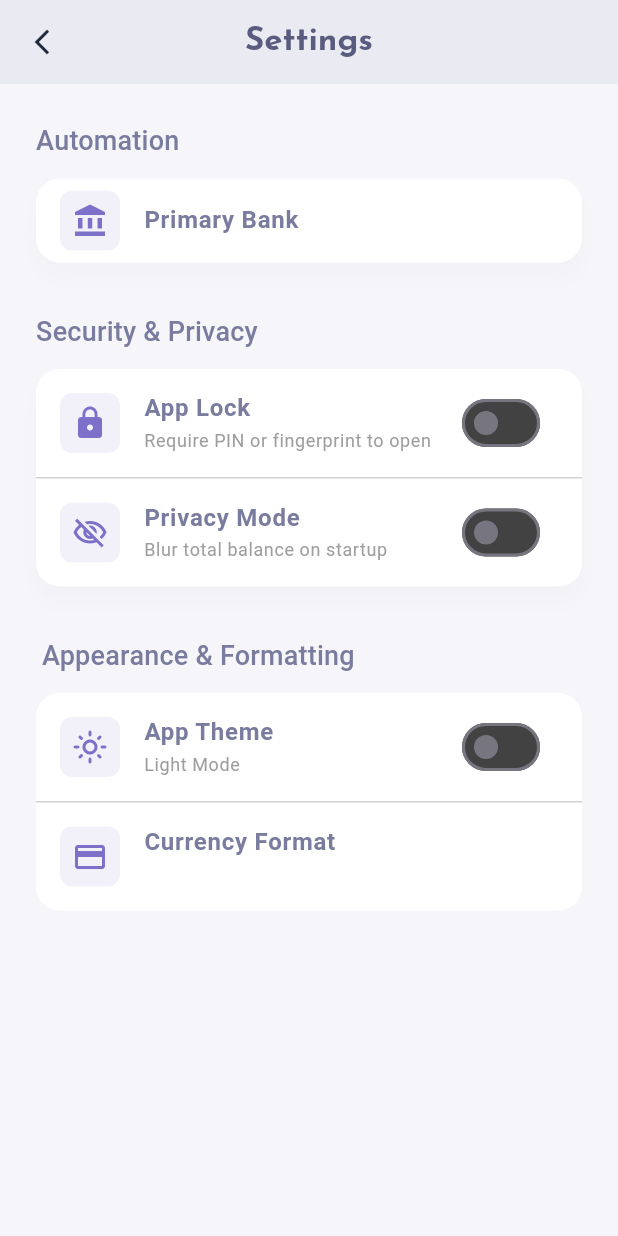
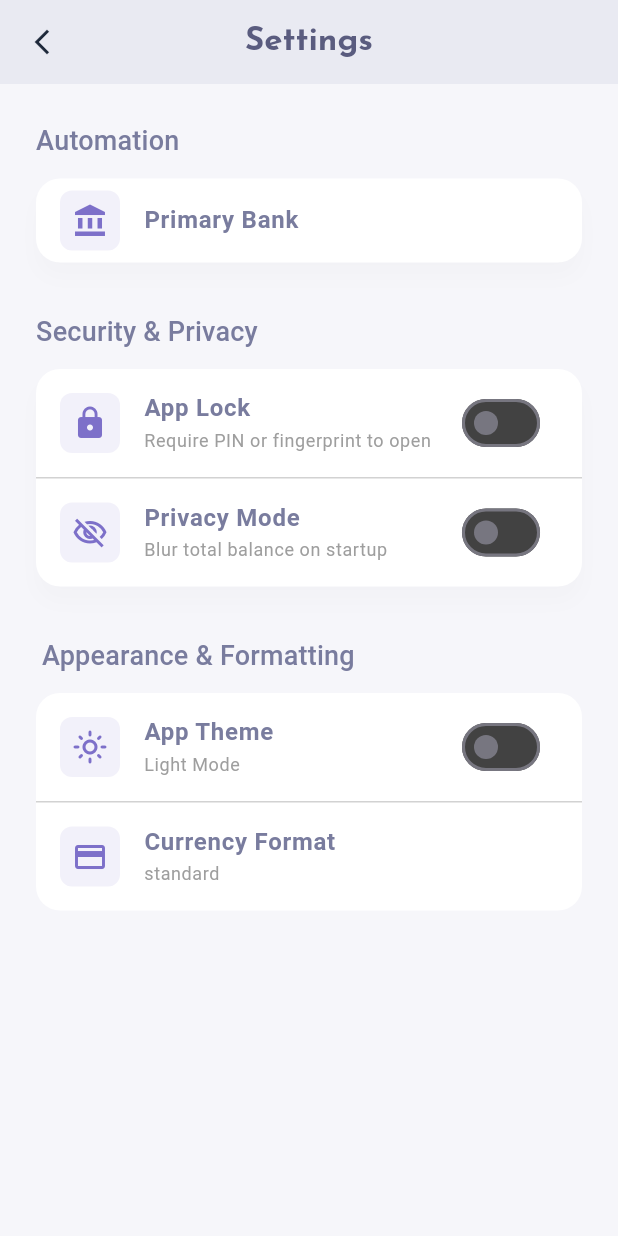
Before and after one commit to neal-core/vellio, a Flutter app: the SettingsScreen screen opened directly, on a phone screen of 412 x 824 dp. Run offline on Flutter 3.47's test engine with Material 3 defaults, Android fonts, the phone set to English and light mode, and no system bars; our stand-ins replace flutter_secure_storage; missing offline and left inert: encrypt, flutter_windowmanager_plus; accounts and stored records are empty; Roboto replaces fonts that are missing (EduVic).

Commit message:
feat(ETVL-1726): added settings dummy pill

```diff
--- a/lib/screens/settings_screen.dart
+++ b/lib/screens/settings_screen.dart
@@ -18,6 +18,7 @@ class _SettingsState extends State<SettingsScreen> {
     {'id': 'international', 'value': 'International—e.g. ₦15,000'},
   ];
   String currencyFormatValue = "standard";
+  late bool unsavedChanges = false;
   @override
   Widget build(BuildContext context) {
     bool isDark = Theme.of(context).brightness == Brightness.dark;
@@ -37,10 +38,15 @@ class _SettingsState extends State<SettingsScreen> {
         title: Text("Settings", style: Theme.of(context).textTheme.titleLarge),
         centerTitle: true,
       ),
-      body: ListView(
+      body: Stack(
+        children: [
+          ListView(
             padding: const EdgeInsets.all(24.0),
             children: [
-          Text("Automation", style: Theme.of(context).textTheme.titleMedium),
+              Text(
+                "Automation",
+                style: Theme.of(context).textTheme.titleMedium,
+              ),
               SizedBox(height: 12.0),
               Container(
                 decoration: BoxDecoration(
@@ -63,12 +69,18 @@ class _SettingsState extends State<SettingsScreen> {
                       leading: Container(
                         padding: const EdgeInsets.all(8.0),
                         decoration: BoxDecoration(
-                      color: colorManager.themeColSet(0x197D70C9, 0x197D70C9),
+                          color: colorManager.themeColSet(
+                            0x197D70C9,
+                            0x197D70C9,
+                          ),
                           borderRadius: BorderRadius.circular(8.0),
                         ),
                         child: Icon(
                           Icons.account_balance,
-                      color: colorManager.themeColSet(0xFF7D70C9, 0xFF9CA5E6),
+                          color: colorManager.themeColSet(
+                            0xFF7D70C9,
+                            0xFF9CA5E6,
+                          ),
                         ),
                       ),
                       title: Text(
@@ -158,6 +170,7 @@ class _SettingsState extends State<SettingsScreen> {
                   SettingsTile(
                     icon: Icons.payment_outlined,
                     title: "Currency Format",
+                    subtitle: currencyFormatValue,
                     submitFn: () {
                       showModalBottomSheet(
                         context: context,
@@ -171,7 +184,7 @@ class _SettingsState extends State<SettingsScreen> {
                           return StatefulBuilder(
                             builder:
                                 (
-                              BuildContext context,
+                                  BuildContext ctx,
                                   StateSetter setCurrencyState,
                                 ) {
                                   return SafeArea(
@@ -195,6 +208,11 @@ class _SettingsState extends State<SettingsScreen> {
                                               setCurrencyState(() {
                                                 currencyFormatValue = value!;
                                               });
+                                              setState(() {
+                                                currencyFormatValue = value!;
+                                              });
+                                              unsavedChanges = !unsavedChanges;
+                                              Navigator.pop(ctx);
                                             },
                                             child: Column(
                                               children: [
@@ -231,6 +249,92 @@ class _SettingsState extends State<SettingsScreen> {
               ),
             ],
           ),
+          AnimatedPositioned(
+            duration: const Duration(milliseconds: 500),
+            curve: Curves.easeOutCubic,
+            top: unsavedChanges ? 12 : -100,
+            left: 16,
+            right: 16,
+            child: Container(
+              padding: const EdgeInsets.symmetric(
+                horizontal: 15.0,
+                vertical: 12.0,
+              ),
+              decoration: BoxDecoration(
+                color: colorManager.themeColSet(0xFFFFFFFF, 0xFF111827),
+                borderRadius: BorderRadius.circular(16.0),
+                border: Border.all(
+                  color: colorManager.themeColSet(0x337D70C9, 0x667D70C9),
+                  width: 1.2,
+                ),
+                boxShadow: [
+                  BoxShadow(
+                    color: colorManager.themeColSet(0x14000000, 0X66000000),
+                    blurRadius: 16,
+                    offset: const Offset(0, 8),
+                  ),
+                ],
+              ),
+              child: Row(
+                children: [
+                  Expanded(
+                    child: Text(
+                      "Careful—unsaved changes!",
+                      style: Theme.of(context).textTheme.bodyMedium,
+                    ),
+                  ),
+                  SizedBox(width: 8),
+                  TextButton(
+                    style: Theme.of(context).elevatedButtonTheme.style
+                        ?.copyWith(
+                          backgroundColor: WidgetStatePropertyAll(
+                            Colors.redAccent,
+                          ),
+                          shape: WidgetStatePropertyAll(
+                            RoundedRectangleBorder(
+                              borderRadius: BorderRadius.circular(15.0),
+                            ),
+                          ),
+                        ),
+                    onPressed: () {
+                      setState(() {
+                        unsavedChanges = false;
+                      });
+                    },
+                    child: Text(
+                      "Discard",
+                      style: Theme.of(
+                        context,
+                      ).textTheme.bodyMedium?.copyWith(color: Colors.white),
+                    ),
+                  ),
+                  SizedBox(width: 8,),
+                  TextButton(
+                    style: Theme.of(context).elevatedButtonTheme.style
+                        ?.copyWith(
+                          backgroundColor: WidgetStatePropertyAll(
+                            Color(0xFF10B981),
+                          ),
+                          shape: WidgetStatePropertyAll(
+                            RoundedRectangleBorder(
+                              borderRadius: BorderRadius.circular(15.0),
+                            ),
+                          ),
+                        ),
+                    onPressed: () {},
+                    child: Text(
+                      "Save",
+                      style: Theme.of(
+                        context,
+                      ).textTheme.bodyMedium?.copyWith(color: Colors.white),
+                    ),
+                  ),
+                ],
+              ),
+            ),
+          ),
+        ],
+      ),
     );
   }
 }
```
Lines whose indentation alone changed are shown as unchanged.
